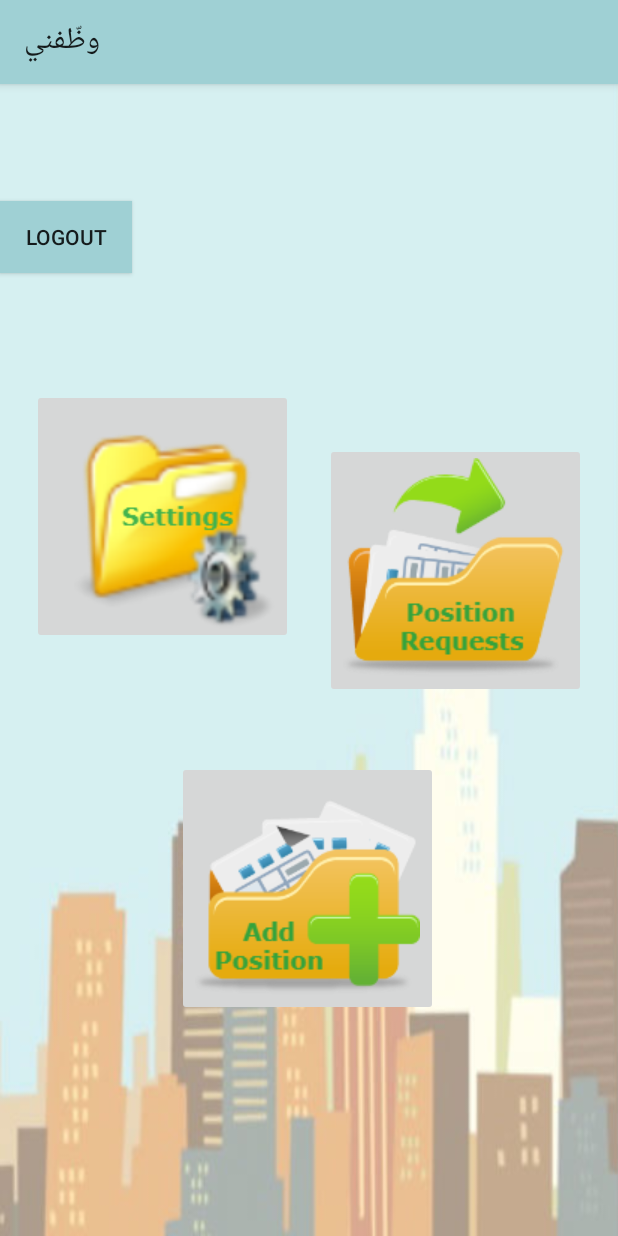
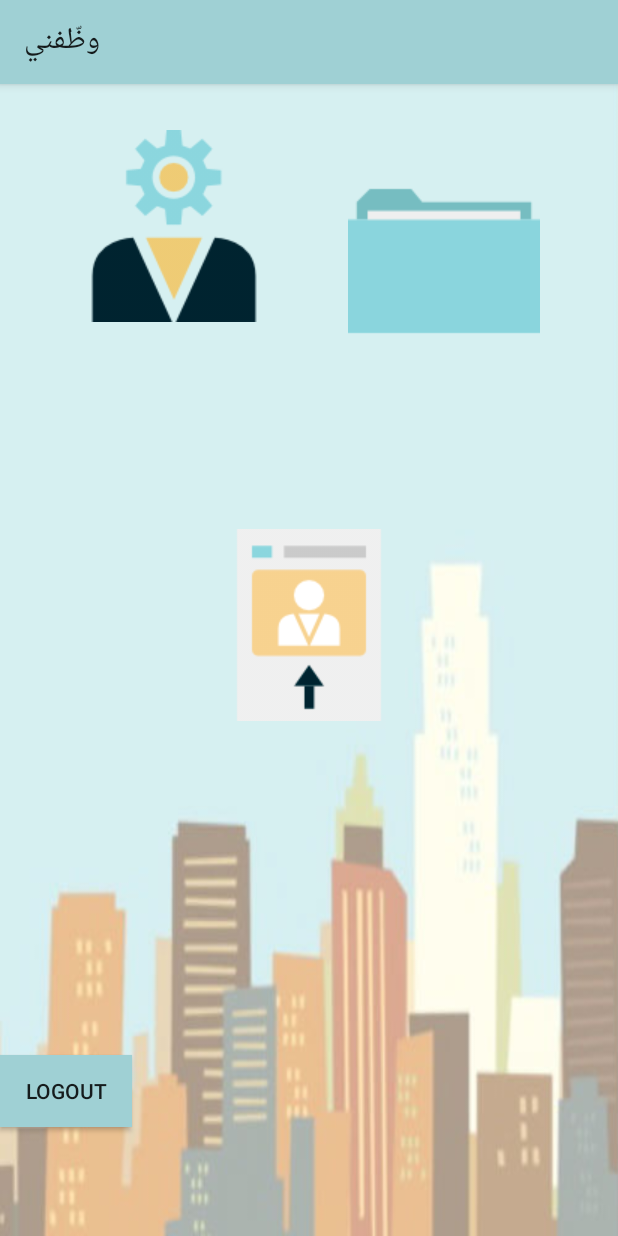
Before and after one commit to Rahafmm/HIREME, an Android app: the ProfileActivity screen opened directly, with no data from a screen before it, on a phone screen of 412 x 824 dp. Run offline under Robolectric (Android 15) with nearby library versions, the phone set to English and light mode, and no system bars; our stand-ins replace Firebase (no records; nobody signed in at launch, a user with empty details on screens opened directly).

Commit message:
edit icon

```diff
--- a/app/src/main/java/com/example/hp/hireme/ProfileEditActivity2.java
+++ b/app/src/main/java/com/example/hp/hireme/ProfileEditActivity2.java
@@ -197,16 +197,15 @@ import com.google.firebase.storage.StorageReference;
                     progressDialog.setMessage("changing Password , please wait!!");
                     progressDialog.show();
                     mDatabase= FirebaseDatabase.getInstance().getReference();
-                    String pass=profile_password.getText().toString();
-
+                    String pass=profile_password.getText().toString().trim();
 
                     user1.updatePassword(pass)
                             .addOnCompleteListener(new OnCompleteListener<Void>() {
                         @Override
                         public void onComplete(@NonNull Task<Void> task) {
                             if (task.isSuccessful()) {
-
-                                mDatabase.child("Org").child(userID).child("Cpassword").setValue(profile_password.getText().toString());
+                                String pass=profile_password.getText().toString().trim();
+                                mDatabase.child("Org").child(userID).child("Cpassword").setValue(pass);
 
                                 //display message to the user here
                                 Toast.makeText(ProfileEditActivity2.this, "Successfully changed password", Toast.LENGTH_LONG).show();
--- a/app/src/main/res/layout/activity_profile.xml
+++ b/app/src/main/res/layout/activity_profile.xml
@@ -20,9 +20,12 @@
         tools:layout_conversion_absoluteWidth="0dp"
         tools:layout_conversion_absoluteX="0dp"
         tools:layout_conversion_absoluteY="0dp"
-        tools:layout_editor_absoluteX="320dp"
-        app:layout_constraintBottom_toTopOf="@+id/imageButton8"
-        app:layout_constraintTop_toTopOf="parent" />
+        tools:layout_editor_absoluteX="16dp"
+        app:layout_constraintBottom_toBottomOf="parent"
+        android:layout_marginBottom="8dp"
+        android:layout_marginTop="8dp"
+        app:layout_constraintTop_toBottomOf="@+id/imageButton8"
+        app:layout_constraintVertical_bias="0.881" />
 
 
 
@@ -30,39 +33,42 @@
         android:id="@+id/imageButton8"
         android:layout_width="wrap_content"
         android:layout_height="wrap_content"
-        app:srcCompat="@drawable/s11"
+        app:srcCompat="@drawable/settings"
+        android:background="@android:color/transparent"
         app:layout_constraintBottom_toTopOf="@+id/addpos"
-        app:layout_constraintTop_toBottomOf="@+id/buttonLogout"
-        app:layout_constraintVertical_bias="0.8"
+        app:layout_constraintVertical_bias="0.142"
         app:layout_constraintRight_toLeftOf="@+id/imageButton9"
         app:layout_constraintLeft_toLeftOf="parent"
         app:layout_constraintHorizontal_bias="0.723"
-        app:layout_constraintHorizontal_chainStyle="spread" />
+        app:layout_constraintHorizontal_chainStyle="spread"
+        app:layout_constraintTop_toTopOf="parent"
+        android:layout_marginTop="8dp" />
 
 
 
     <ImageButton
         android:id="@+id/imageButton9"
         android:layout_width="wrap_content"
+        android:background="@android:color/transparent"
         android:layout_height="wrap_content"
-        app:srcCompat="@drawable/s22"
+        app:srcCompat="@drawable/folder"
         app:layout_constraintRight_toRightOf="parent"
         app:layout_constraintLeft_toRightOf="@+id/imageButton8"
         app:layout_constraintBottom_toTopOf="@+id/addpos"
         app:layout_constraintTop_toTopOf="parent"
-        app:layout_constraintVertical_bias="0.851" />
+        app:layout_constraintVertical_bias="0.32" />
 
     <ImageButton
         android:id="@+id/addpos"
         android:layout_width="wrap_content"
         android:layout_height="wrap_content"
-        app:srcCompat="@drawable/s33"
+        app:srcCompat="@drawable/add"
+        android:background="@android:color/transparent"
         app:layout_constraintBottom_toBottomOf="parent"
         app:layout_constraintTop_toTopOf="parent"
-        app:layout_constraintVertical_bias="0.755"
+        app:layout_constraintVertical_bias="0.464"
         app:layout_constraintRight_toRightOf="parent"
-        app:layout_constraintLeft_toLeftOf="parent"
-        app:layout_constraintHorizontal_bias="0.497" />
+        app:layout_constraintLeft_toLeftOf="parent" />
 
 
 </android.support.constraint.ConstraintLayout>
--- a/app/src/main/res/layout/edit.xml
+++ b/app/src/main/res/layout/edit.xml
@@ -89,10 +89,11 @@
             android:layout_width="match_parent"
             android:layout_height="wrap_content"
             android:ems="10"
-
+            android:hint="اسم الشركه"
             android:maxLines="1"
             android:paddingTop="20dp"
             android:singleLine="true"
+
             android:textAlignment="textStart" />
 
 
@@ -105,7 +106,8 @@
             android:hint="الرقم السري"
             android:maxLines="1"
             android:paddingTop="20dp"
-            android:singleLine="true" />
+            android:singleLine="true"
+            android:textAlignment="textEnd" />
 
 
 
```
Also changed, not shown: app/src/main/res/drawable/add.png (added), app/src/main/res/drawable/folder.png (added), app/src/main/res/drawable/settings.png (added).
